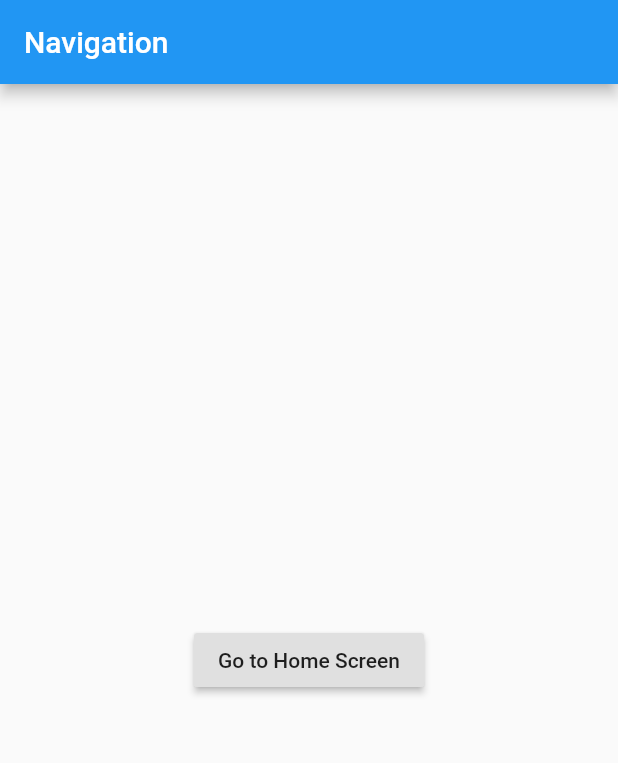
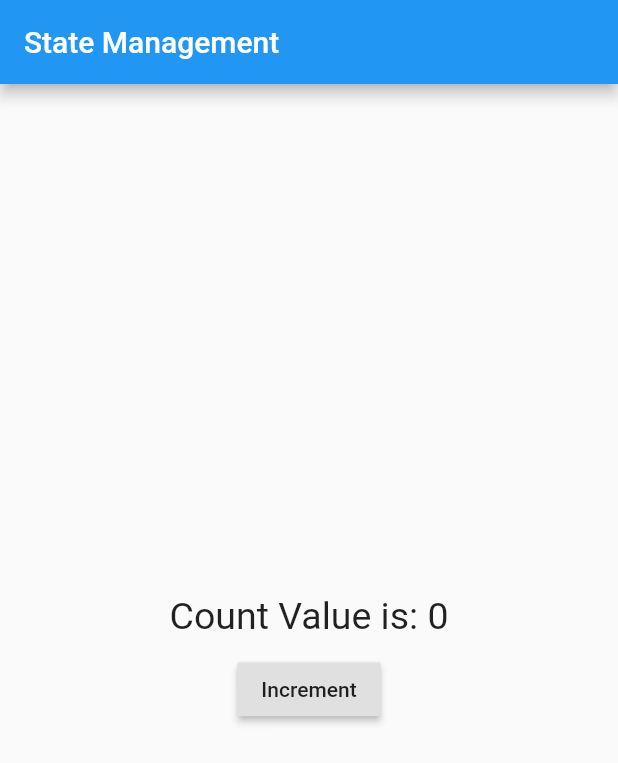
Before and after one commit to vleiswal/ripples_tut_getX, a Flutter app: the screen it shows after launch, on a phone screen of 412 x 824 dp. Shown: the top 763 px of the screen. Run offline on Flutter 3.47's test engine with Material 2 defaults, Android fonts, the phone set to English and light mode, and no system bars; our stand-ins replace get.

Commit message:
lesson_7

```diff
--- a/lib/main.dart
+++ b/lib/main.dart
@@ -9,50 +9,35 @@ void main() {
 }
 
 class MyApp extends StatelessWidget {
+  var count = 0.obs;
+
+  void increment() {
+    count++;
+  }
+
   @override
   Widget build(BuildContext context) {
     return GetMaterialApp(
-      title: 'Navigation',
+      title: 'State Management',
       initialRoute: '/',
       debugShowCheckedModeBanner: false,
-      defaultTransition: Transition.zoom,
-      getPages: [
-        GetPage(name: '/', page: () => MyApp()),
-        GetPage(name: '/home', page: () => HomeScreen()),
-        // GetPage(
-        //   name: '/nextScreen',
-        //   page: () => NextScreen(),
-        //   transition: Transition.leftToRight,
-        // ),
-        GetPage(
-          name: '/nextScreen/:someValue',
-          page: () => NextScreen(),
-          transition: Transition.leftToRight,
-        ),
-      ],
-      unknownRoute: GetPage(
-        name: '/notfound',
-        page: () => UnknownRoute(),
-      ),
       home: Scaffold(
         appBar: AppBar(
-          title: Text('Navigation'),
+          title: Text('State Management'),
         ),
         body: Center(
           child: Column(
             mainAxisAlignment: MainAxisAlignment.center,
             crossAxisAlignment: CrossAxisAlignment.center,
             children: [
+              Obx(
+                () => Text('Count Value is: $count',
+                    style: TextStyle(fontSize: 25)),
+              ),
+              SizedBox(height: 10),
               RaisedButton(
-                child: Text('Go to Home Screen'),
-                onPressed: () {
-                  Get.toNamed('/homex');
-                  // Get.toNamed(
-                  //   '/home?channel=VleisWa&content=Flutter GetX',
-                  // );
-                  //showBottomSheet(); //BottomSheet
-                  //routeNavigation();
-                },
+                child: Text('Increment'),
+                onPressed: () => increment(),
               ),
             ],
           ),
@@ -60,6 +45,59 @@ class MyApp extends StatelessWidget {
       ),
     );
   }
+
+// class MyApp extends StatelessWidget {
+//   @override
+//   Widget build(BuildContext context) {
+//     return GetMaterialApp(
+//       title: 'Navigation',
+//       initialRoute: '/',
+//       debugShowCheckedModeBanner: false,
+//       defaultTransition: Transition.zoom,
+//       getPages: [
+//         GetPage(name: '/', page: () => MyApp()),
+//         GetPage(name: '/home', page: () => HomeScreen()),
+//         // GetPage(
+//         //   name: '/nextScreen',
+//         //   page: () => NextScreen(),
+//         //   transition: Transition.leftToRight,
+//         // ),
+//         GetPage(
+//           name: '/nextScreen/:someValue',
+//           page: () => NextScreen(),
+//           transition: Transition.leftToRight,
+//         ),
+//       ],
+//       unknownRoute: GetPage(
+//         name: '/notfound',
+//         page: () => UnknownRoute(),
+//       ),
+//       home: Scaffold(
+//         appBar: AppBar(
+//           title: Text('Navigation'),
+//         ),
+//         body: Center(
+//           child: Column(
+//             mainAxisAlignment: MainAxisAlignment.center,
+//             crossAxisAlignment: CrossAxisAlignment.center,
+//             children: [
+//               RaisedButton(
+//                 child: Text('Go to Home Screen'),
+//                 onPressed: () {
+//                   Get.toNamed('/homex');
+//                   // Get.toNamed(
+//                   //   '/home?channel=VleisWa&content=Flutter GetX',
+//                   // );
+//                   //showBottomSheet(); //BottomSheet
+//                   //routeNavigation();
+//                 },
+//               ),
+//             ],
+//           ),
+//         ),
+//       ),
+//     );
+//   }
 
 // class MyApp extends StatelessWidget {
 //   @override
```
